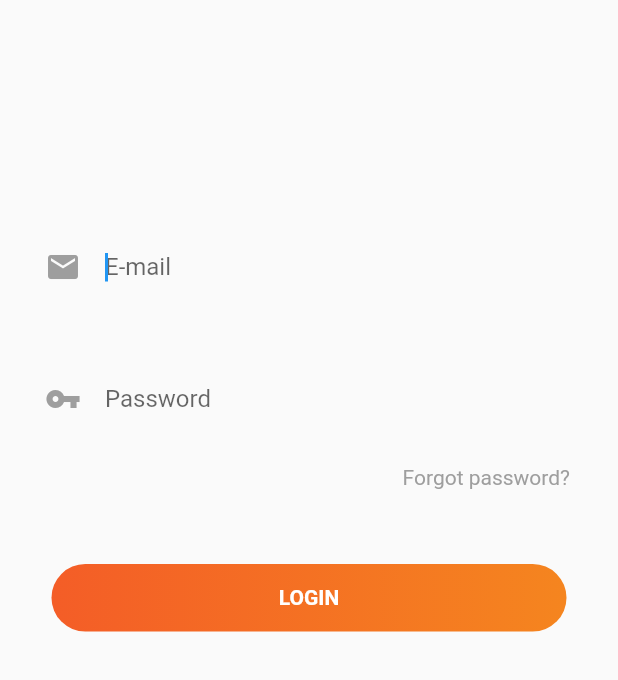
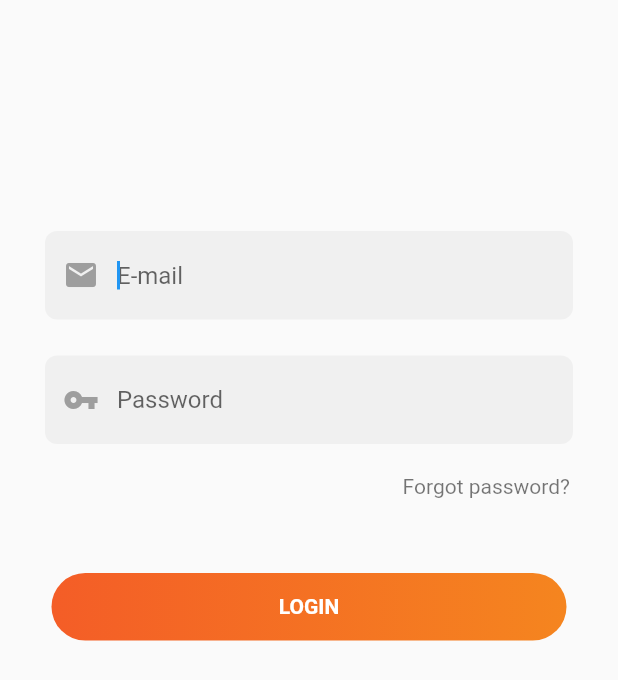
Before and after one commit to vipontes/login_app, a Flutter app: the screen it shows after launch, on a phone screen of 412 x 824 dp. Shown: the top 680 px of the screen. Run offline on Flutter 3.47's test engine with Material 2 defaults, Android fonts, the phone set to English and light mode, and no system bars; our stand-ins replace dartz, device_info, dio, email_validator, equatable, moor and 2 more; missing offline and left inert: mockito; generated files the repository leaves out were written again.

Commit message:
Criação de rotas e dao

```diff
--- a/lib/main.dart
+++ b/lib/main.dart
@@ -1,23 +1,14 @@
 import 'package:flutter/material.dart';
 import 'package:flutter_localizations/flutter_localizations.dart';
-import 'package:login_app/services/quotes_service.dart';
 import 'package:login_app/utils/app_localizations.dart';
-import 'package:login_app/view/login_page.dart';
-import 'package:login_app/view_model/login_page_view_model.dart';
+import 'package:login_app/utils/route_generator.dart';
 import 'package:provider/provider.dart';
 
 import 'database/moor_database.dart';
 
-final LoginPageViewModel loginPageViewModel =
-    LoginPageViewModel(apiSvc: QuotesApiService());
-
-void main() => runApp(LoginApp(loginPageViewModel: loginPageViewModel));
+void main() => runApp(LoginApp());
 
 class LoginApp extends StatelessWidget {
-  final LoginPageViewModel loginPageViewModel;
-
-  LoginApp({@required this.loginPageViewModel});
-
   @override
   Widget build(BuildContext context) {
     return Provider(
@@ -45,7 +36,8 @@ class LoginApp extends StatelessWidget {
           }
           return supportedLocales.first;
         },
-        home: LoginPage(viewModel: loginPageViewModel),
+        initialRoute: '/login',
+        onGenerateRoute: RouteGenerator.generateRoute,
       ),
     );
   }
--- a/lib/services/quotes_service.dart
+++ b/lib/services/quotes_service.dart
@@ -50,8 +50,10 @@ class QuotesApiService implements IQuotesApi {
         Token tokens = Token.fromJson(response.data);
         return Right(tokens);
       } else {
+        final Map<String, dynamic> decodedMessage =
+            json.decode(response.toString());
         return Left(
-            new ErrorHandler(response.statusCode, response.data.message));
+            new ErrorHandler(response.statusCode, decodedMessage['message']));
       }
     } on DioError catch (error) {
       final Map<String, dynamic> decodedMessage =
--- /dev/null
+++ b/lib/utils/route_generator.dart
@@ -0,0 +1,19 @@
+import 'package:flutter/material.dart';
+import 'package:login_app/view/pages/error_page.dart';
+import 'package:login_app/view/pages/login_page.dart';
+import 'package:login_app/view/pages/main_page.dart';
+
+class RouteGenerator {
+  static Route<dynamic> generateRoute(RouteSettings settings) {
+    final args = settings.arguments;
+
+    switch (settings.name) {
+      case '/':
+        return MaterialPageRoute(builder: (_) => MainPage());
+      case '/login':
+        return MaterialPageRoute(builder: (_) => LoginPage());
+      default:
+        return MaterialPageRoute(builder: (_) => ErrorPage());
+    }
+  }
+}
--- a/lib/view/login_page.dart
+++ b/lib/view/pages/login_page.dart
@@ -1,17 +1,15 @@
 import 'package:email_validator/email_validator.dart';
 import 'package:flutter/material.dart';
 import 'package:flutter/services.dart';
-import 'package:login_app/database/moor_database.dart';
+import 'package:login_app/services/quotes_service.dart';
 import 'package:login_app/utils/app_localizations.dart';
-import 'package:login_app/utils/login_app_styles.dart';
+import 'package:login_app/view/widgets/default_button.dart';
 import 'package:login_app/view_model/login_page_view_model.dart';
-import 'package:provider/provider.dart';
 import 'package:toast/toast.dart';
 
 class LoginPage extends StatefulWidget {
-  final LoginPageViewModel viewModel;
-
-  LoginPage({Key key, @required this.viewModel}) : super(key: key);
+  final LoginPageViewModel viewModel =
+      LoginPageViewModel(apiSvc: QuotesApiService());
 
   @override
   _LoginPageState createState() => _LoginPageState();
@@ -22,13 +20,15 @@ class _LoginPageState extends State<LoginPage> {
   final _emailController = TextEditingController();
   final _passwordController = TextEditingController();
 
-  Future _loadData(LoginDao database, String email, String password) async {
+  Future _loadData(String email, String password) async {
     // remove o teclado da tela
     FocusScope.of(context).requestFocus(FocusNode());
 
     var success = await widget.viewModel.login(email, password);
     if (success == true) {
-      widget.viewModel.saveToken(database);
+      widget.viewModel.saveToken(context);
+      Navigator.of(context)
+          .pushNamedAndRemoveUntil('/', (Route<dynamic> route) => false);
     } else {
       var val = widget.viewModel.error;
       Toast.show(val.message, context,
@@ -64,8 +64,15 @@ class _LoginPageState extends State<LoginPage> {
                         keyboardType: TextInputType.emailAddress,
                         autofocus: true,
                         decoration: InputDecoration(
-                          border: InputBorder.none,
-                          icon: Icon(
+                          filled: true,
+                          border: OutlineInputBorder(
+                            borderRadius: BorderRadius.circular(8),
+                            borderSide: BorderSide(
+                              width: 0,
+                              style: BorderStyle.none,
+                            ),
+                          ),
+                          prefixIcon: Icon(
                             Icons.email,
                             color: Colors.grey,
                           ),
@@ -79,16 +86,24 @@ class _LoginPageState extends State<LoginPage> {
                       ),
                     ),
                     Container(
-                      margin: EdgeInsets.only(top: 32),
                       padding: EdgeInsets.only(
-                          top: 4, left: 30, right: 30, bottom: 4),
+                          top: 20, left: 30, right: 30, bottom: 4),
                       child: TextFormField(
                         controller: _passwordController,
+                        keyboardType: TextInputType.visiblePassword,
+                        obscureText: true,
                         decoration: InputDecoration(
-                          border: InputBorder.none,
-                          icon: Icon(
+                          filled: true,
+                          prefixIcon: Icon(
                             Icons.vpn_key,
                             color: Colors.grey,
+                          ),
+                          border: OutlineInputBorder(
+                            borderRadius: BorderRadius.circular(8),
+                            borderSide: BorderSide(
+                              width: 0,
+                              style: BorderStyle.none,
+                            ),
                           ),
                           hintText: AppLocalizations.of(context)
                               .translate('password_hint'),
@@ -106,43 +121,20 @@ class _LoginPageState extends State<LoginPage> {
                         child: Text(
                           AppLocalizations.of(context)
                               .translate('forgot_password'),
-                          style: TextStyle(color: Colors.grey),
+                          style: TextStyle(color: Colors.black54),
                         ),
                       ),
                     ),
                     GestureDetector(
                       onTap: () {
                         if (_formKey.currentState.validate()) {
-                          final database = Provider.of<LoginDao>(context);
-
-                          _loadData(database, _emailController.text,
-                              _passwordController.text);
+                          _loadData(
+                              _emailController.text, _passwordController.text);
                         }
                       },
-                      child: Container(
-                        margin: EdgeInsets.only(top: 50),
-                        height: 45,
-                        width: MediaQuery.of(context).size.width / 1.2,
-                        decoration: BoxDecoration(
-                            gradient: LinearGradient(
-                              colors: [
-                                LoginAppStyles.loginButtonGradientStart,
-                                LoginAppStyles.loginButtonGradientEnd
-                              ],
-                            ),
-                            borderRadius:
-                                BorderRadius.all(Radius.circular(50))),
-                        child: Center(
-                          child: Text(
-                            AppLocalizations.of(context)
-                                .translate('login_button')
-                                .toUpperCase(),
-                            style: TextStyle(
-                                color: Colors.white,
-                                fontWeight: FontWeight.bold),
-                          ),
-                        ),
-                      ),
+                      child: new DefaultButton(
+                          buttonCaption: AppLocalizations.of(context)
+                              .translate('login_button')),
                     ),
                   ],
                 ),
--- /dev/null
+++ b/lib/view/widgets/default_button.dart
@@ -0,0 +1,32 @@
+import 'package:flutter/cupertino.dart';
+import 'package:flutter/material.dart';
+import 'package:login_app/utils/login_app_styles.dart';
+
+class DefaultButton extends StatelessWidget {
+  final String buttonCaption;
+
+  const DefaultButton({Key key, this.buttonCaption}) : super(key: key);
+
+  @override
+  Widget build(BuildContext context) {
+    return Container(
+      margin: EdgeInsets.only(top: 50),
+      height: 45,
+      width: MediaQuery.of(context).size.width / 1.2,
+      decoration: BoxDecoration(
+          gradient: LinearGradient(
+            colors: [
+              LoginAppStyles.loginButtonGradientStart,
+              LoginAppStyles.loginButtonGradientEnd
+            ],
+          ),
+          borderRadius: BorderRadius.all(Radius.circular(50))),
+      child: Center(
+        child: Text(
+          buttonCaption.toUpperCase(),
+          style: TextStyle(color: Colors.white, fontWeight: FontWeight.bold),
+        ),
+      ),
+    );
+  }
+}
--- a/pubspec.yaml
+++ b/pubspec.yaml
@@ -44,3 +44,4 @@ flutter:
   assets:
     - lang/pt.json
     - lang/en.json
+    - assets/img/
```
Also changed, not shown: lang/en.json (+5 -2 lines), lang/pt.json (+5 -2 lines), lib/database/login_dao.dart (added, +22 -0 lines), lib/database/moor_database.dart (+5 -18 lines), lib/database/usuario_logado_dao.dart (added, +30 -0 lines), lib/view/pages/error_page.dart (added, +21 -0 lines), lib/view/pages/main_page.dart (added, +38 -0 lines), lib/view_model/login_page_view_model.dart (+47 -1 lines), assets/img/background.jpg (added), lib/database/login_dao.g.dart (added), lib/database/moor_database.g.dart, lib/database/usuario_logado_dao.g.dart (added), 1 other file.
